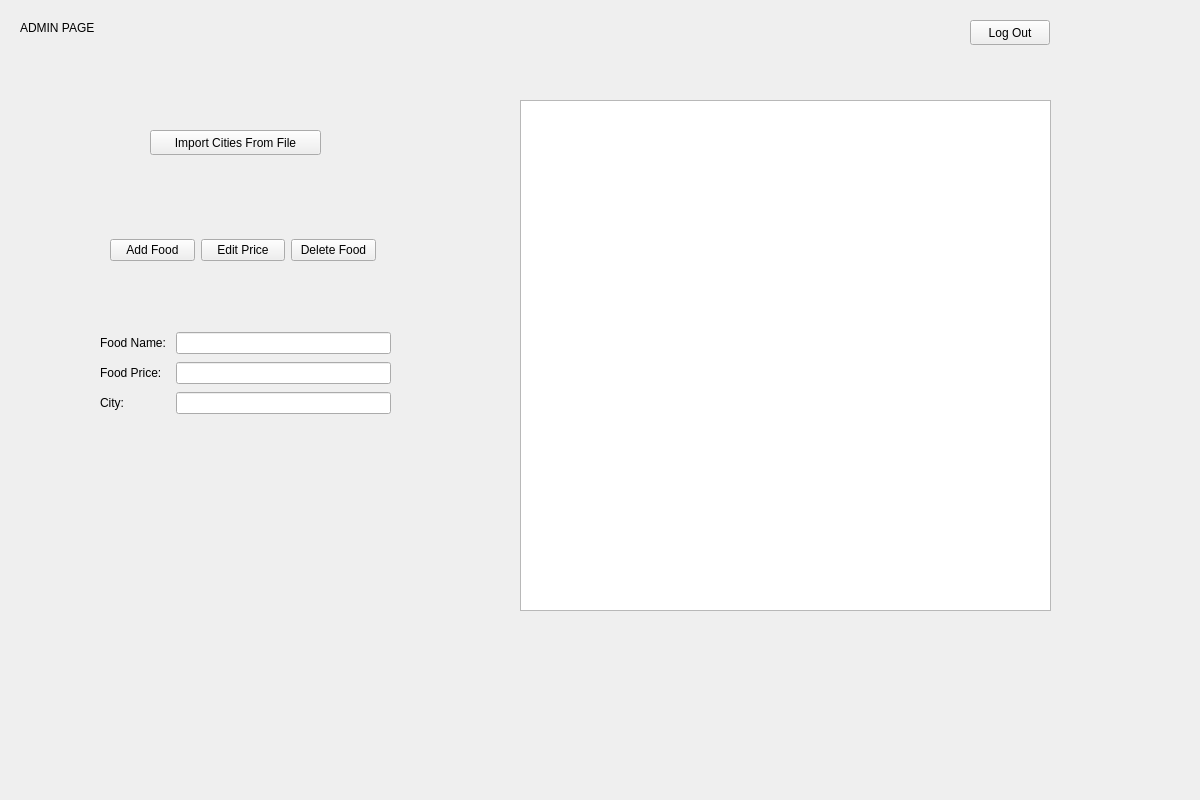
kboniadi/European-Vacation-App, file qt/app/mainwindow.ui: the form before one commit.
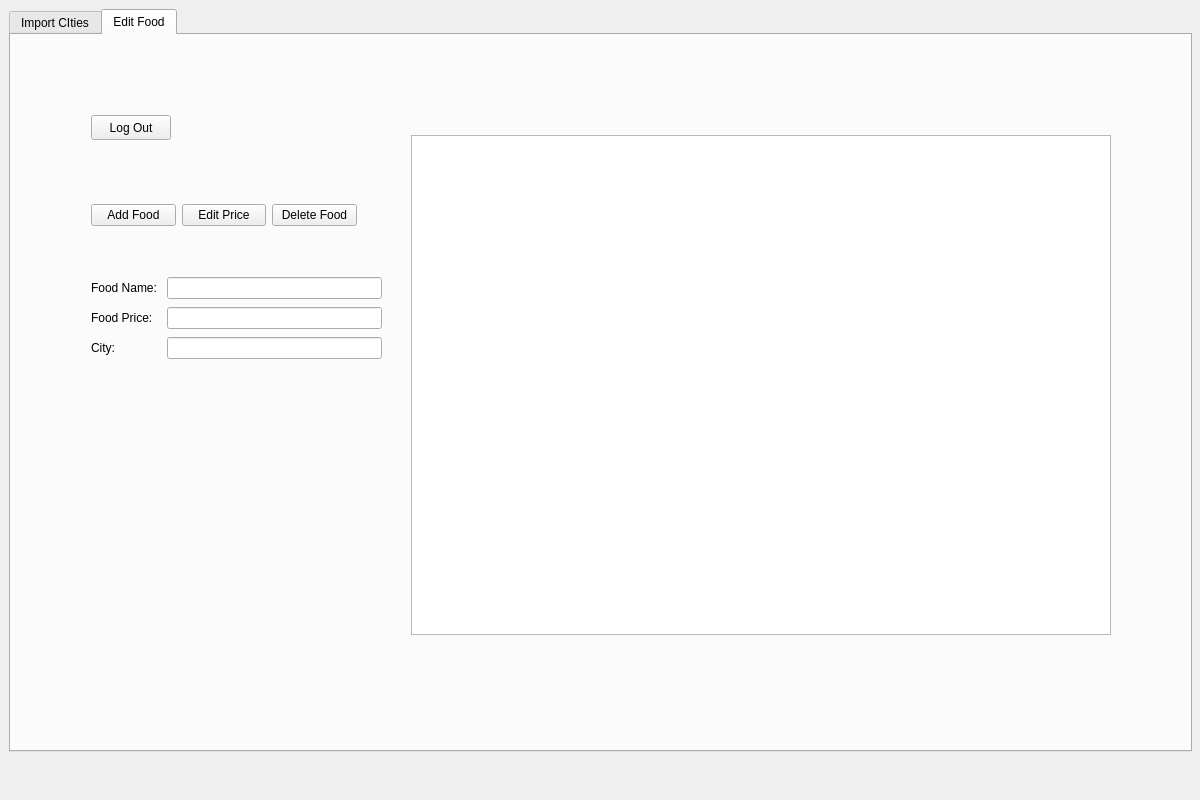
The form after the commit. The open tabs and pages were chosen to show the change.

Commit message:
ready for review
added cities and food tab to admin page
added proper navigation
cleaned up naming conventions

The edit to the form file:
```diff
--- a/qt/app/mainwindow.ui
+++ b/qt/app/mainwindow.ui
@@ -570,24 +570,50 @@
      </widget>
     </widget>
     <widget class="QWidget" name="page_admin">
-     <widget class="QLabel" name="label_admin_title">
+     <widget class="QTabWidget" name="tabWidget_admin_pages">
       <property name="geometry">
        <rect>
-        <x>20</x>
-        <y>20</y>
-        <width>101</width>
-        <height>16</height>
+        <x>9</x>
+        <y>9</y>
+        <width>1183</width>
+        <height>743</height>
+       </rect>
+      </property>
+      <property name="currentIndex">
+       <number>1</number>
+      </property>
+      <widget class="QWidget" name="tab_adminCities">
+       <attribute name="title">
+        <string>Import CIties</string>
+       </attribute>
+       <widget class="QPushButton" name="pushButton_admin_import">
+        <property name="geometry">
+         <rect>
+          <x>80</x>
+          <y>200</y>
+          <width>171</width>
+          <height>25</height>
        </rect>
       </property>
       <property name="text">
-       <string>ADMIN PAGE</string>
+         <string>Import Cities From File</string>
+        </property>
+       </widget>
+       <widget class="QTableView" name="tableView_admin_cities">
+        <property name="geometry">
+         <rect>
+          <x>300</x>
+          <y>100</y>
+          <width>800</width>
+          <height>500</height>
+         </rect>
       </property>
      </widget>
      <widget class="QPushButton" name="pushButton_admin_back">
       <property name="geometry">
        <rect>
-        <x>970</x>
-        <y>20</y>
+          <x>80</x>
+          <y>80</y>
         <width>80</width>
         <height>25</height>
        </rect>
@@ -596,11 +622,16 @@
        <string>Log Out</string>
       </property>
      </widget>
+      </widget>
+      <widget class="QWidget" name="tab_adminFood">
+       <attribute name="title">
+        <string>Edit Food</string>
+       </attribute>
      <widget class="QWidget" name="gridLayoutWidget_3">
       <property name="geometry">
        <rect>
-        <x>100</x>
-        <y>330</y>
+          <x>80</x>
+          <y>240</y>
         <width>291</width>
         <height>89</height>
        </rect>
@@ -641,8 +672,8 @@
      <widget class="QWidget" name="gridLayoutWidget_4">
       <property name="geometry">
        <rect>
-        <x>110</x>
-        <y>210</y>
+          <x>80</x>
+          <y>140</y>
         <width>266</width>
         <height>80</height>
        </rect>
@@ -671,28 +702,30 @@
        </item>
       </layout>
      </widget>
-     <widget class="QPushButton" name="pushButton_admin_import">
+       <widget class="QPushButton" name="pushButton_admin_food_back">
       <property name="geometry">
        <rect>
-        <x>150</x>
-        <y>130</y>
-        <width>171</width>
+          <x>80</x>
+          <y>80</y>
+          <width>80</width>
         <height>25</height>
        </rect>
       </property>
       <property name="text">
-       <string>Import Cities From File</string>
-      </property>
-     </widget>
-     <widget class="QTableView" name="tableView_database">
+         <string>Log Out</string>
+        </property>
+       </widget>
+       <widget class="QTableWidget" name="tableWidget">
       <property name="geometry">
        <rect>
-        <x>520</x>
+          <x>400</x>
         <y>100</y>
-        <width>531</width>
-        <height>511</height>
-       </rect>
-      </property>
+          <width>700</width>
+          <height>500</height>
+         </rect>
+        </property>
+       </widget>
+      </widget>
      </widget>
     </widget>
    </widget>
```
Left out of the diff: 4 changed lines with no effect on the pictures. Lines whose indentation alone changed are shown as unchanged. The commit also changes 2 other files.
